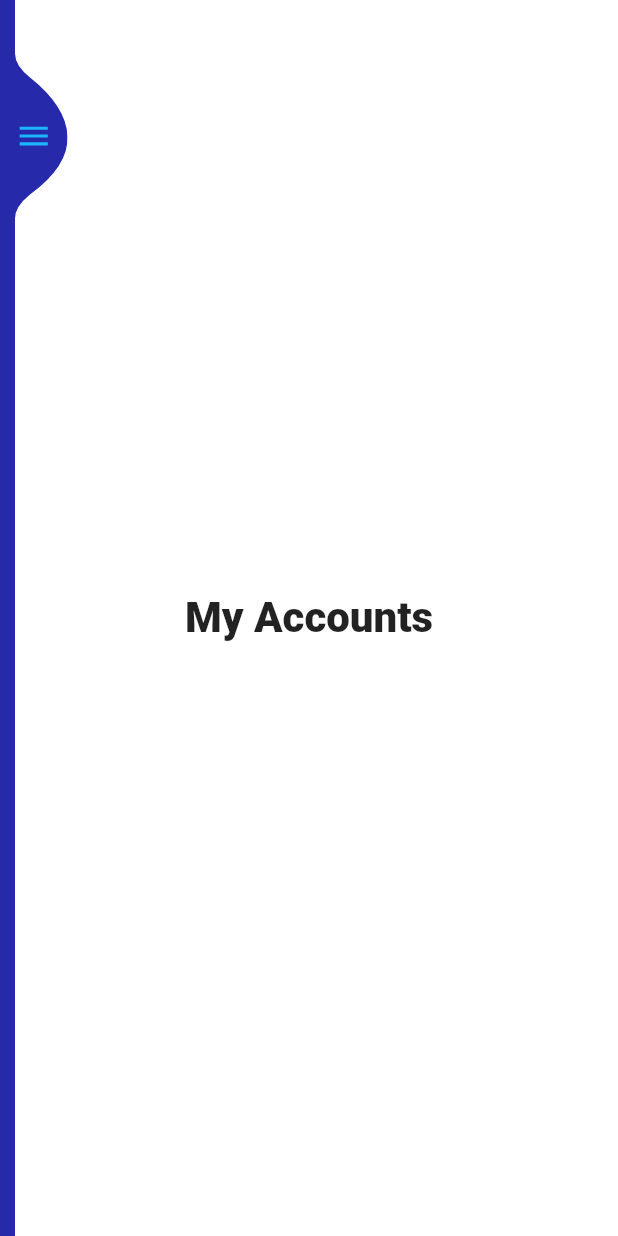
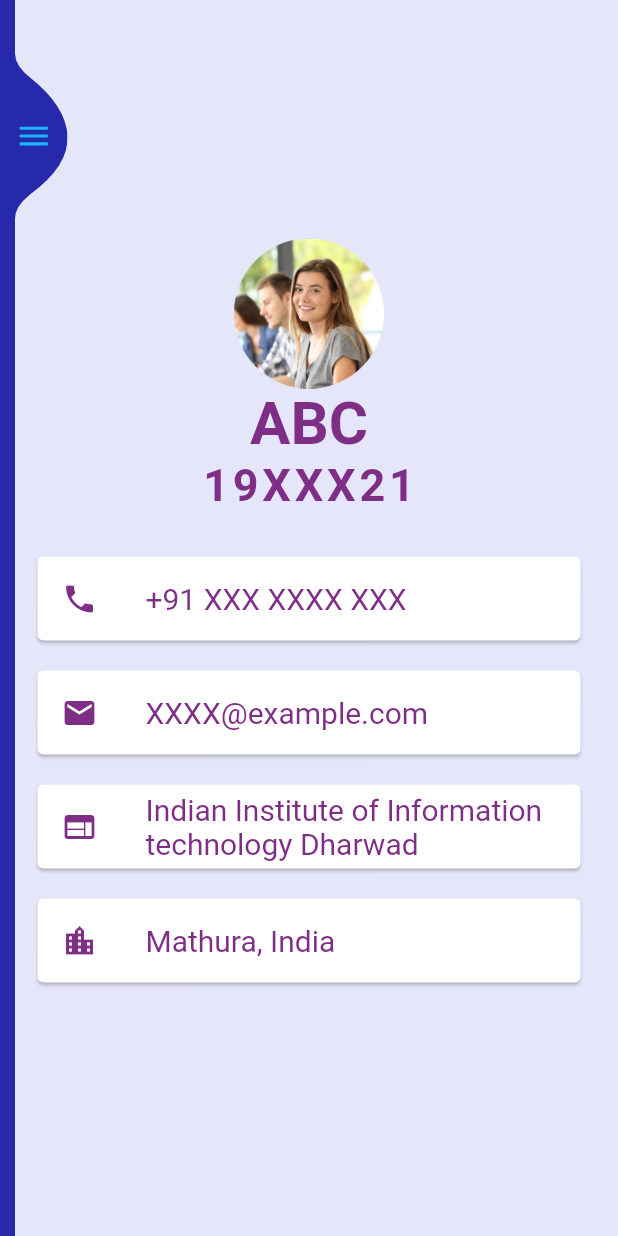
Before and after one commit to yasharth291/Eduthon, a Flutter app: the screen it shows after launch, on a phone screen of 412 x 824 dp. Run offline on Flutter 3.47's test engine with Material 2 defaults, Android fonts, the phone set to English and light mode, and no system bars; our stand-ins replace bloc, carousel_pro, chewie, flutter_bloc, flutter_svg, rxdart and 1 more; missing offline and left inert: auto_orientation; Roboto replaces fonts that are missing (Source Sans Pro).

Commit message:
Add files via upload

```diff
--- /dev/null
+++ b/Edubile_app/lib/pages/Info_card.dart
@@ -0,0 +1,38 @@
+import 'package:flutter/material.dart';
+
+class InfoCard extends StatelessWidget {
+  final String text;
+  final IconData icon;
+  Function onPressed;
+
+  InfoCard({
+    @required this.text,
+    @required this.icon,
+    this.onPressed,
+  });
+
+  @override
+  Widget build(BuildContext context) {
+    return GestureDetector(
+      onTap: onPressed,
+      child: Card(
+        color: Colors.white,
+        margin: EdgeInsets.symmetric(vertical: 10.0, horizontal: 25.0),
+        child: ListTile(
+          leading: Icon(
+            icon,
+            color: Color.fromRGBO(126, 46, 132, 1),
+          ),
+          title: Text(
+            text,
+            style: TextStyle(
+              fontFamily: 'Source Sans Pro',
+              fontSize: 20.0,
+              color:  Color.fromRGBO(126, 46, 132, 1),
+            ),
+          ),
+        ),
+      ),
+    );
+  }
+}
--- a/Edubile_app/lib/pages/myaccountspage.dart
+++ b/Edubile_app/lib/pages/myaccountspage.dart
@@ -1,15 +1,72 @@
 import 'package:flutter/material.dart';
 
 import '../bloc.navigation_bloc/navigation_bloc.dart';
+import 'package:eduthon/pages/Info_card.dart';
+
+const email = 'XXXX@example.com';
+const phone = '+91 XXX XXXX XXX';
+const url = "Indian Institute of Information technology Dharwad";
+
 
 class MyAccountsPage extends StatelessWidget with NavigationStates {
   @override
   Widget build(BuildContext context) {
-    return Center(
-      child: Text(
-        "My Accounts",
-        style: TextStyle(fontWeight: FontWeight.w900, fontSize: 28),
+    return Scaffold(
+      body: SafeArea(
+        child: Column(
+          mainAxisAlignment: MainAxisAlignment.center,
+          children: <Widget>[
+            CircleAvatar(
+              radius: 50,
+              child: Image.asset("assets/student.png"),
+            ),
+            Text(
+              'ABC',
+              style: TextStyle(
+                fontSize: 40.0,
+                color:  Color.fromRGBO(126, 46, 132, 1),
+                fontWeight: FontWeight.bold,
+              ),
+            ),
+            Text(
+              '19XXX21',
+              style: TextStyle(
+                fontSize: 30.0,
+                color:  Color.fromRGBO(126, 46, 132, 1),
+                letterSpacing: 2.5,
+                fontWeight: FontWeight.bold,
+              ),
+            ),
+            SizedBox(
+              height: 20,
+              width: 200,
+              child: Divider(
+                color:Color.fromRGBO(230, 230, 250, 1),
+              ),
+            ),
+            InfoCard(
+              text: phone,
+              icon: Icons.phone,
+              onPressed: () {},
+            ),
+            InfoCard(
+              text: email,
+              icon: Icons.email,
+              onPressed: () {},
+            ),
+            InfoCard(
+              text: url,
+              icon: Icons.web,
+              onPressed: () {},
+            ),
+            InfoCard(
+              text: 'Mathura, India',
+              icon: Icons.location_city,
+            ),
+          ],
+        ),
       ),
+      backgroundColor: Color.fromRGBO(230, 230, 250, 1),
     );
   }
 }
```
